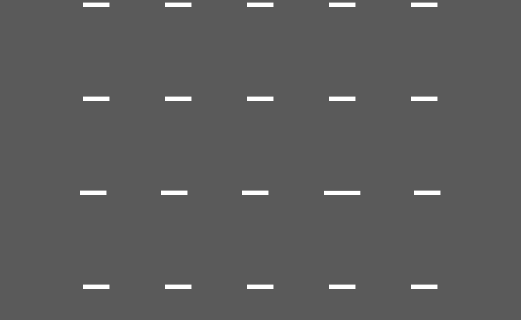
Old version of the form mainGui.ui in the repository Aniruddhapatre/wordle-game--Dynamo; both pictures show x 261 to 782 and y 81 to 401 of the 1044 by 754 pixel window.
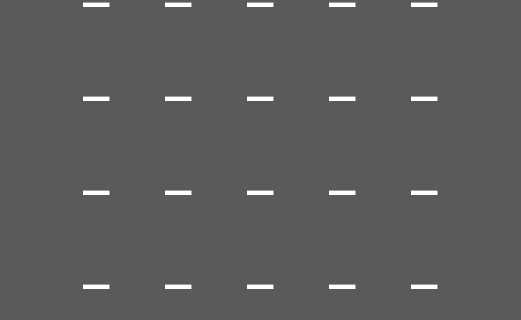
New version of the form.

Commit message: keyboard colors left

What changed in the file:
```diff
--- a/mainGui.ui
+++ b/mainGui.ui
@@ -890,8 +890,10 @@
        <widget class="QLabel" name="label_2_3">
         <property name="font">
          <font>
-          <family>Arial</family>
+          <family>Unispace</family>
           <pointsize>48</pointsize>
+          <weight>75</weight>
+          <bold>true</bold>
          </font>
         </property>
         <property name="text">
```
The commit also changes 2 other files.
